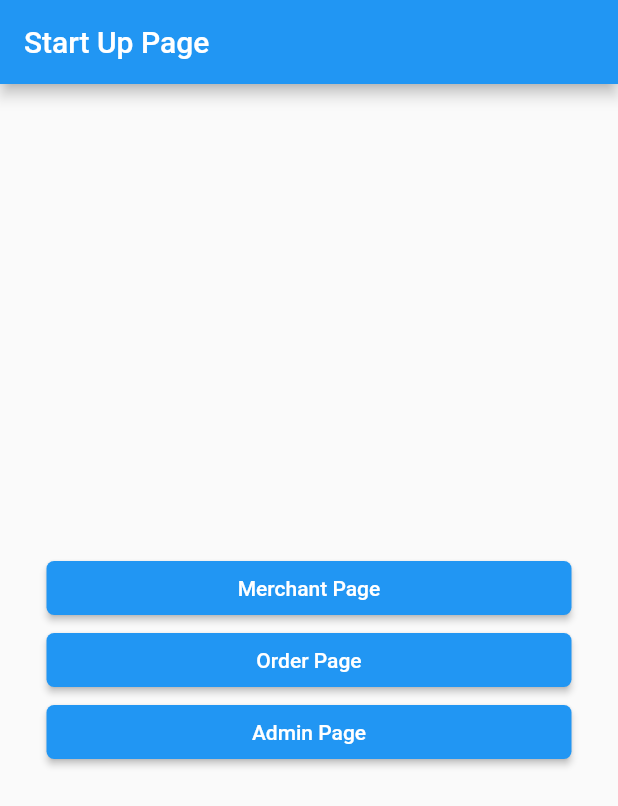
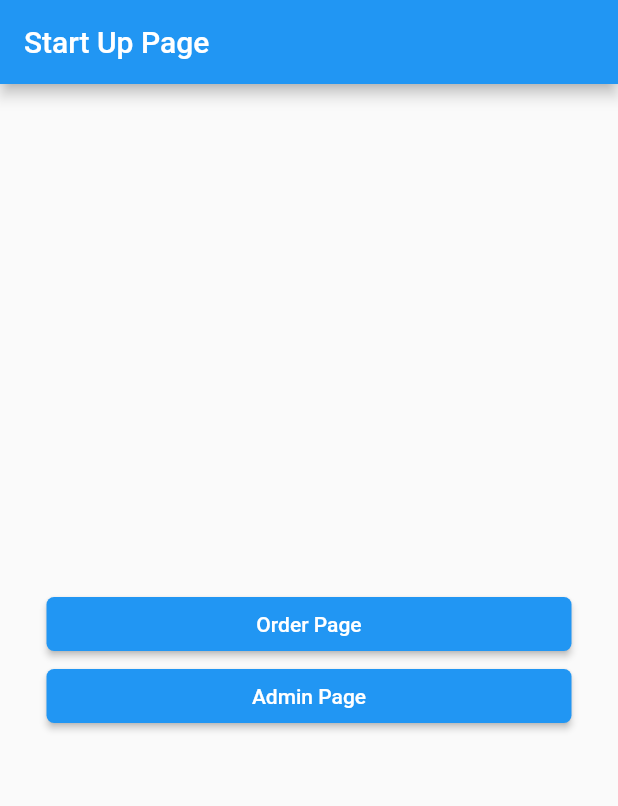
Before and after one commit to MounSovongdy/LoyEat_Admin, a Flutter app: the screen it shows after launch, on a phone screen of 412 x 824 dp. Shown: the top 806 px of the screen. Run offline on Flutter 3.47's test engine with Material 2 defaults, Android fonts, the phone set to English and light mode, and no system bars; our stand-ins replace cloud_firestore, firebase_core, get, shared_preferences; accounts and stored records are empty.

Commit message:
laste Update

```diff
--- a/lib/src/srceen/startup_srceen.dart
+++ b/lib/src/srceen/startup_srceen.dart
@@ -4,7 +4,6 @@ import 'package:get/get.dart';
 import 'package:loyeat_admin/src/controller/order_controller.dart';
 import 'package:loyeat_admin/src/srceen/admin_srceen.dart';
 import 'package:loyeat_admin/src/srceen/login_srceen.dart';
-import 'marchants_srceen.dart';
 
 class StartUpSrceen extends StatefulWidget {
   const StartUpSrceen({Key? key}) : super(key: key);
@@ -62,30 +61,31 @@ class _StartUpSrceenState extends State<StartUpSrceen> {
         //     ),
         //   ),
         // ),
-        Center(
-          child: SizedBox(
-            width: 350,
-            child: RaisedButton(
-              padding: const EdgeInsets.symmetric(vertical: 8, horizontal: 10),
-              onPressed: () {
-                Navigator.push(
-                  context,
-                  MaterialPageRoute(
-                      builder: (context) => const MarchantsSrceen()),
-                );
-              },
-              color: Colors.blue,
-              shape: const RoundedRectangleBorder(
-                  borderRadius: BorderRadius.all(Radius.circular(5))),
-              child: const Text(
-                "Merchant Page",
-                style: TextStyle(
-                  color: Colors.white,
-                ),
-              ),
-            ),
-          ),
-        ),
+
+        // Center(
+        //   child: SizedBox(
+        //     width: 350,
+        //     child: RaisedButton(
+        //       padding: const EdgeInsets.symmetric(vertical: 8, horizontal: 10),
+        //       onPressed: () {
+        //         Navigator.push(
+        //           context,
+        //           MaterialPageRoute(
+        //               builder: (context) => const MarchantsSrceen()),
+        //         );
+        //       },
+        //       color: Colors.blue,
+        //       shape: const RoundedRectangleBorder(
+        //           borderRadius: BorderRadius.all(Radius.circular(5))),
+        //       child: const Text(
+        //         "Merchant Page",
+        //         style: TextStyle(
+        //           color: Colors.white,
+        //         ),
+        //       ),
+        //     ),
+        //   ),
+        // ),
         Center(
           child: SizedBox(
             width: 350,
```
Also changed, not shown: assets/image/amazon_green_tea.jpg, assets/image/starbucks_chocolate.jpg, assets/image/starbucks_macchiato.jpg (added).
